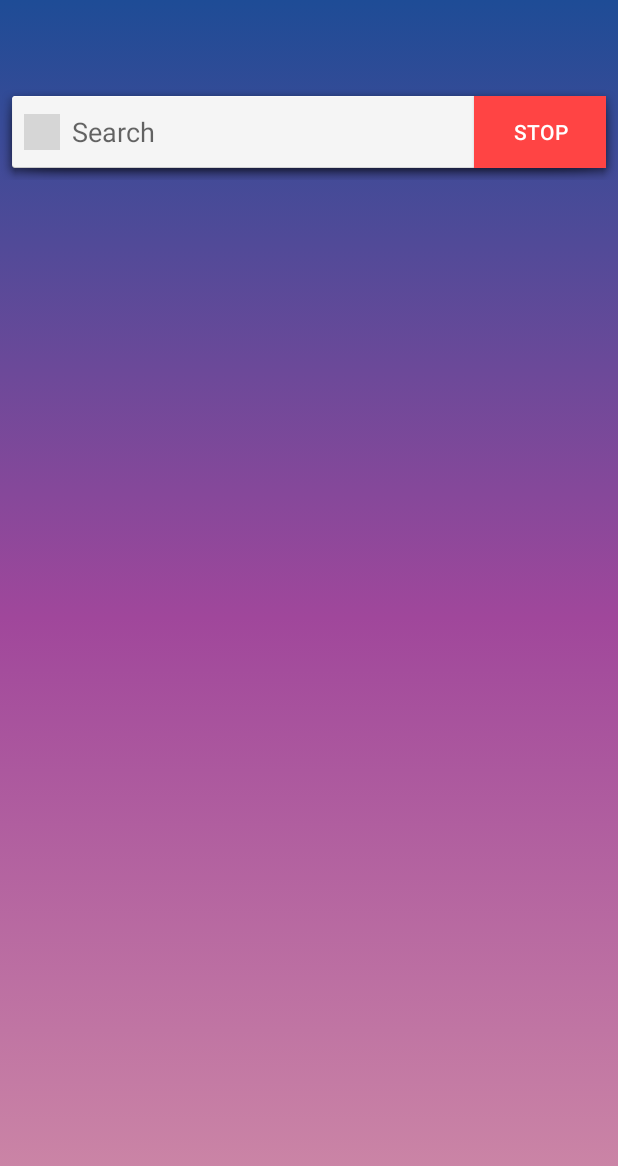
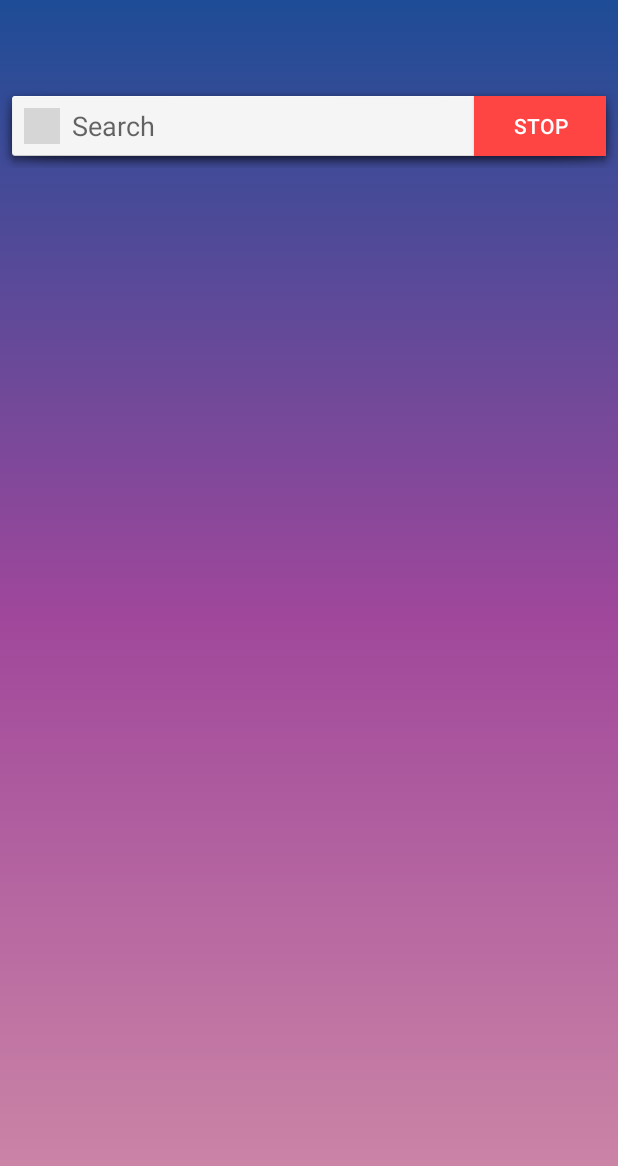
Before and after one commit to romariomkk/GGSearchApp, an Android app: the screen it shows after launch (MainActivity), on a phone screen of 412 x 824 dp. Shown: the top 1166 px of the screen. Run offline under Robolectric (Android 15) with nearby library versions, the phone set to English and light mode, and no system bars; our stand-ins replace Dagger/Hilt's generated code, data binding; libraries missing offline, so code that uses them is left out: com.facebook.stetho; pictures from the network do not load; 1 statement that could not run was skipped; grey boxes are pictures that could not be loaded.

Commit message:
fixed button height, added cancellation button visibility, reached api max

```diff
--- a/app/src/main/java/com/romariomkk/ggsearch/view/base/BindingAdapters.kt
+++ b/app/src/main/java/com/romariomkk/ggsearch/view/base/BindingAdapters.kt
@@ -8,6 +8,7 @@ import android.widget.Button
 import androidx.appcompat.widget.AppCompatEditText
 import androidx.databinding.BindingAdapter
 import androidx.lifecycle.LiveData
+import com.romariomkk.ggsearch.core.domain.pojo.SearchResult
 import com.romariomkk.ggsearch.util.Resource
 
 
@@ -30,7 +31,7 @@ object BindingAdapters {
 
     @JvmStatic
     @BindingAdapter("android:visibility")
-    fun bindButtonVisibility(button: Button, searchLiveData: LiveData<Resource<*>>) {
+    fun bindButtonVisibility(button: Button, searchLiveData: LiveData<Resource<List<SearchResult>>>) {
         button.visibility = when (searchLiveData.value?.status) {
             Resource.Status.LOADING -> View.VISIBLE
             Resource.Status.SUCCESS, Resource.Status.ERROR, Resource.Status.ABORT -> View.GONE
--- a/app/src/main/java/com/romariomkk/ggsearch/view/main/MainViewModel.kt
+++ b/app/src/main/java/com/romariomkk/ggsearch/view/main/MainViewModel.kt
@@ -49,6 +49,7 @@ class MainViewModel @Inject constructor(
 
     fun stopSearch() {
         searchDisposable?.let { remove(it) }
+        searchDisposable = null
     }
 
 
--- a/app/src/main/res/layout-w600dp/activity_main.xml
+++ b/app/src/main/res/layout-w600dp/activity_main.xml
@@ -63,7 +63,8 @@
             <Button
                 android:id="@+id/btnStopSearch"
                 android:layout_width="wrap_content"
-                android:layout_height="wrap_content"
+                android:layout_height="match_parent"
+                android:minHeight="0dp"
                 android:background="@android:color/holo_red_light"
                 android:text="@string/stop"
                 android:textColor="@android:color/white"
--- a/app/src/main/res/layout/activity_main.xml
+++ b/app/src/main/res/layout/activity_main.xml
@@ -63,7 +63,8 @@
             <Button
                 android:id="@+id/btnStopSearch"
                 android:layout_width="wrap_content"
-                android:layout_height="wrap_content"
+                android:layout_height="match_parent"
+                android:minHeight="0dp"
                 android:background="@android:color/holo_red_light"
                 android:text="@string/stop"
                 android:textColor="@android:color/white"
```
Also changed, not shown: app/src/main/java/com/romariomkk/ggsearch/view/main/MainActivity.kt (+5 -3 lines).
